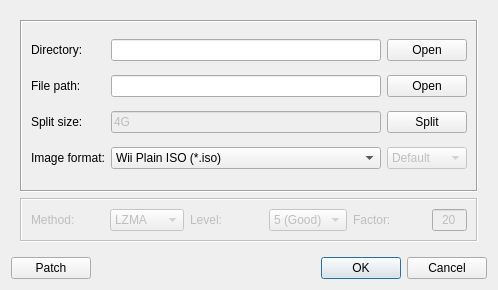
The window that resources/ui/wiibafudialog.ui (evertonstz/wiibafu) describes before a commit, drawn with Qt 5.
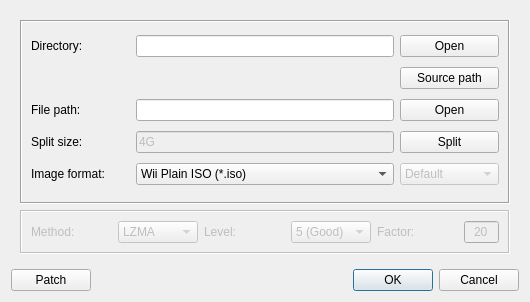
The same window after the commit. Icons and pictures are not drawn.

Commit message: Ported to Qt5, set game image source path for target file

What changed in the file:
```diff
--- a/resources/ui/wiibafudialog.ui
+++ b/resources/ui/wiibafudialog.ui
@@ -9,8 +9,8 @@
    <rect>
     <x>0</x>
     <y>0</y>
-    <width>498</width>
-    <height>290</height>
+    <width>530</width>
+    <height>302</height>
    </rect>
   </property>
   <property name="windowIcon">
@@ -37,27 +37,7 @@
           <enum>QFrame::Sunken</enum>
          </property>
          <layout class="QGridLayout" name="gridLayout">
-          <item row="0" column="0">
-           <widget class="QLabel" name="label_Directory">
-            <property name="locale">
-             <locale language="English" country="UnitedStates"/>
-            </property>
-            <property name="text">
-             <string>Directory:</string>
-            </property>
-           </widget>
-          </item>
-          <item row="0" column="1">
-           <widget class="QLineEdit" name="lineEdit_Directory">
-            <property name="locale">
-             <locale language="English" country="UnitedStates"/>
-            </property>
-            <property name="text">
-             <string/>
-            </property>
-           </widget>
-          </item>
-          <item row="0" column="2">
+          <item row="0" column="3">
            <widget class="QPushButton" name="pushButton_Open">
             <property name="locale">
              <locale language="English" country="UnitedStates"/>
@@ -77,24 +57,46 @@
             </property>
            </widget>
           </item>
-          <item row="1" column="0">
-           <widget class="QLabel" name="label_FilePath">
-            <property name="locale">
-             <locale language="English" country="UnitedStates"/>
-            </property>
+          <item row="3" column="0">
+           <widget class="QLabel" name="label_SplitSize">
             <property name="text">
-             <string>File path:</string>
+             <string>Split size:</string>
             </property>
            </widget>
           </item>
-          <item row="1" column="1">
-           <widget class="QLineEdit" name="lineEdit_FilePath">
-            <property name="locale">
-             <locale language="English" country="UnitedStates"/>
+          <item row="4" column="3">
+           <widget class="QComboBox" name="comboBox_compressionDefaults">
+            <property name="enabled">
+             <bool>false</bool>
             </property>
+            <item>
+             <property name="text">
+              <string>Default</string>
+             </property>
+            </item>
+            <item>
+             <property name="text">
+              <string>Fast</string>
+             </property>
+            </item>
+            <item>
+             <property name="text">
+              <string>Good</string>
+             </property>
+            </item>
+            <item>
+             <property name="text">
+              <string>Best</string>
+             </property>
+            </item>
+            <item>
+             <property name="text">
+              <string>Other</string>
+             </property>
+            </item>
            </widget>
           </item>
-          <item row="1" column="2">
+          <item row="2" column="3">
            <widget class="QPushButton" name="pushButton_OpenFile">
             <property name="locale">
              <locale language="English" country="UnitedStates"/>
@@ -114,17 +116,7 @@
             </property>
            </widget>
           </item>
-          <item row="3" column="0">
-           <widget class="QLabel" name="label_ImageFormat">
-            <property name="locale">
-             <locale language="English" country="UnitedStates"/>
-            </property>
-            <property name="text">
-             <string>Image format:</string>
-            </property>
-           </widget>
-          </item>
-          <item row="3" column="1">
+          <item row="4" column="1" colspan="2">
            <widget class="QComboBox" name="comboBox_ImageFormat">
             <property name="locale">
              <locale language="English" country="UnitedStates"/>
@@ -156,60 +148,7 @@
             </item>
            </widget>
           </item>
-          <item row="3" column="2">
-           <widget class="QComboBox" name="comboBox_compressionDefaults">
-            <property name="enabled">
-             <bool>false</bool>
-            </property>
-            <item>
-             <property name="text">
-              <string>Default</string>
-             </property>
-            </item>
-            <item>
-             <property name="text">
-              <string>Fast</string>
-             </property>
-            </item>
-            <item>
-             <property name="text">
-              <string>Good</string>
-             </property>
-            </item>
-            <item>
-             <property name="text">
-              <string>Best</string>
-             </property>
-            </item>
-            <item>
-             <property name="text">
-              <string>Other</string>
-             </property>
-            </item>
-           </widget>
-          </item>
-          <item row="2" column="1">
-           <widget class="QLineEdit" name="lineEdit_SplitSize">
-            <property name="enabled">
-             <bool>false</bool>
-            </property>
-            <property name="toolTip">
-             <string>Split size and optional unit factor 'kmgtpe' (base=1000] or 'KMGTPE' (base=1024)
-Default value is 4G</string>
-            </property>
-            <property name="text">
-             <string>4G</string>
-            </property>
-           </widget>
-          </item>
-          <item row="2" column="0">
-           <widget class="QLabel" name="label_SplitSize">
-            <property name="text">
-             <string>Split size:</string>
-            </property>
-           </widget>
-          </item>
-          <item row="2" column="2">
+          <item row="3" column="3">
            <widget class="QPushButton" name="pushButton_Split">
             <property name="text">
              <string>Split</string>
@@ -229,6 +168,87 @@
             </property>
            </widget>
           </item>
+          <item row="2" column="1" colspan="2">
+           <widget class="QLineEdit" name="lineEdit_FilePath">
+            <property name="locale">
+             <locale language="English" country="UnitedStates"/>
+            </property>
+           </widget>
+          </item>
+          <item row="2" column="0">
+           <widget class="QLabel" name="label_FilePath">
+            <property name="locale">
+             <locale language="English" country="UnitedStates"/>
+            </property>
+            <property name="text">
+             <string>File path:</string>
+            </property>
+           </widget>
+          </item>
+          <item row="0" column="0">
+           <widget class="QLabel" name="label_Directory">
+            <property name="locale">
+             <locale language="English" country="UnitedStates"/>
+            </property>
+            <property name="text">
+             <string>Directory:</string>
+            </property>
+           </widget>
+          </item>
+          <item row="4" column="0">
+           <widget class="QLabel" name="label_ImageFormat">
+            <property name="locale">
+             <locale language="English" country="UnitedStates"/>
+            </property>
+            <property name="text">
+             <string>Image format:</string>
+            </property>
+           </widget>
+          </item>
+          <item row="3" column="1" colspan="2">
+           <widget class="QLineEdit" name="lineEdit_SplitSize">
+            <property name="enabled">
+             <bool>false</bool>
+            </property>
+            <property name="toolTip">
+             <string>Split size and optional unit factor 'kmgtpe' (base=1000] or 'KMGTPE' (base=1024)
+Default value is 4G</string>
+            </property>
+            <property name="text">
+             <string>4G</string>
+            </property>
+           </widget>
+          </item>
+          <item row="0" column="1" colspan="2">
+           <widget class="QLineEdit" name="lineEdit_Directory">
+            <property name="locale">
+             <locale language="English" country="UnitedStates"/>
+            </property>
+            <property name="text">
+             <string/>
+            </property>
+           </widget>
+          </item>
+          <item row="1" column="3">
+           <widget class="QPushButton" name="pushButton_SourcePath">
+            <property name="locale">
+             <locale language="English" country="UnitedStates"/>
+            </property>
+            <property name="text">
+             <string>Source path</string>
+            </property>
+            <property name="icon">
+             <iconset resource="../wiibafu.qrc">
+              <normaloff>:/images/image.png</normaloff>:/images/image.png</iconset>
+            </property>
+            <property name="iconSize">
+             <size>
+              <width>16</width>
+              <height>16</height>
+             </size>
+            </property>
+           </widget>
+          </item>
          </layout>
         </widget>
        </item>
```
The commit also changes 19 other files.
